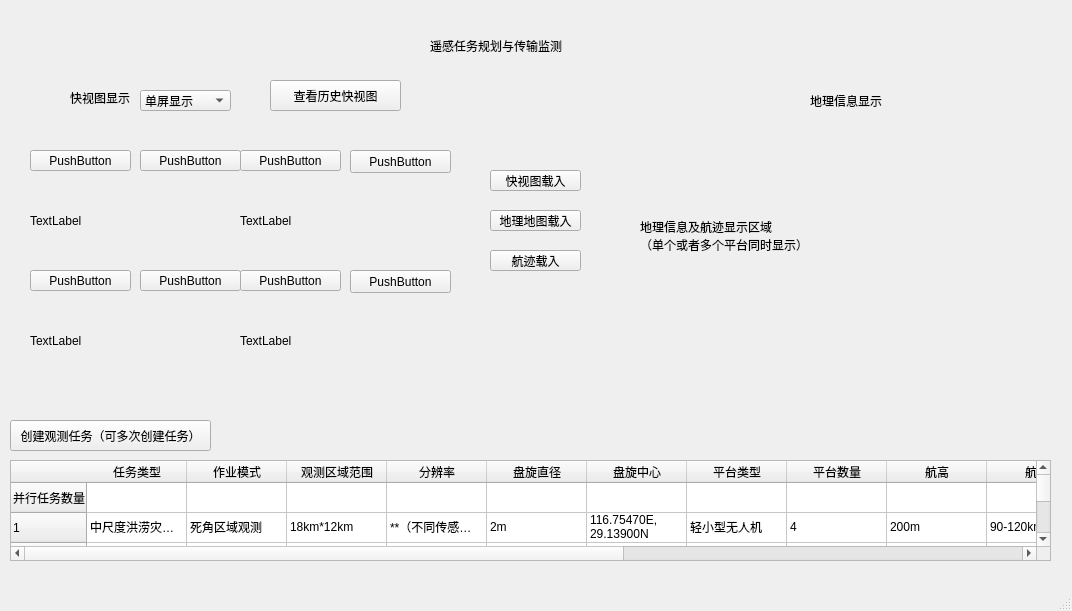
imbi7py/commander, file main_window.ui: the form before one commit.
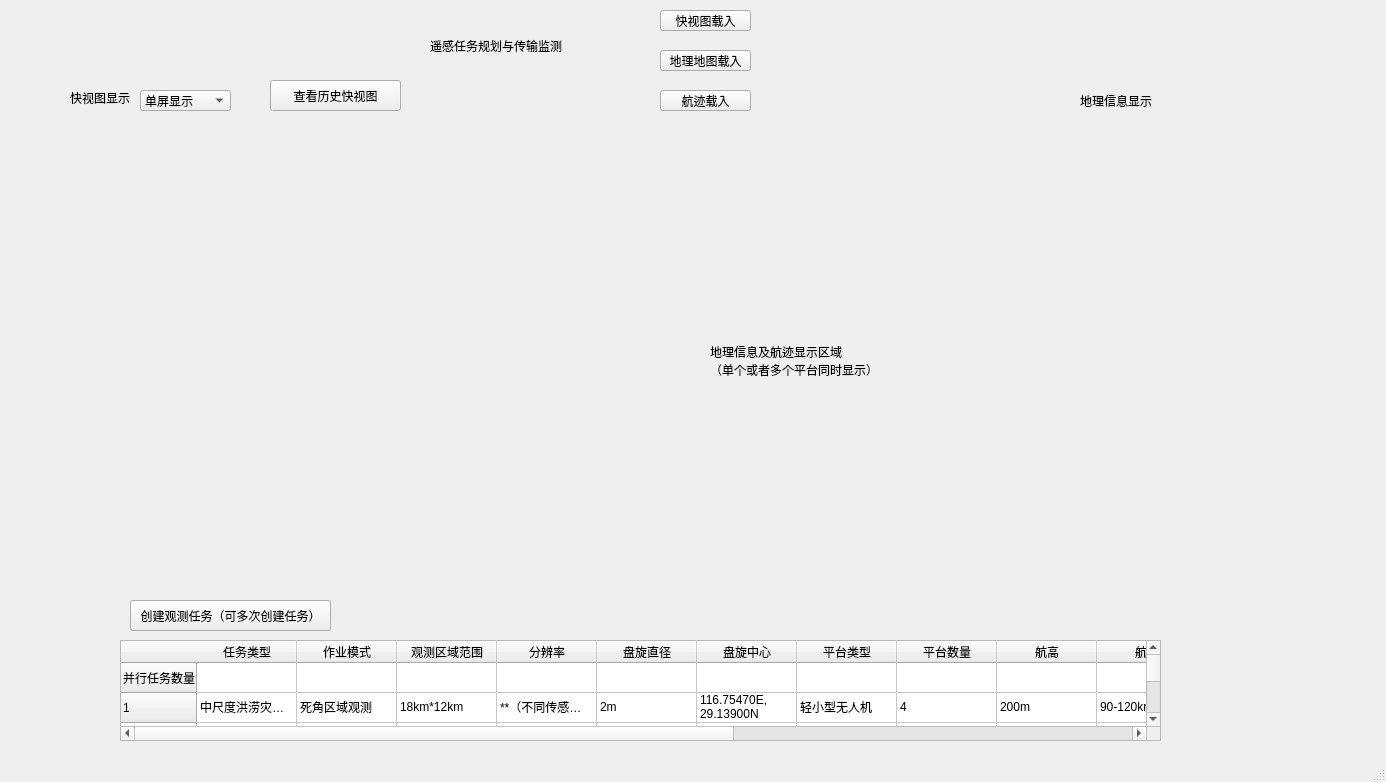
The form after the commit.

Commit message: multi quickviews

```diff
--- a/main_window.ui
+++ b/main_window.ui
@@ -6,8 +6,8 @@
    <rect>
     <x>0</x>
     <y>0</y>
-    <width>1072</width>
-    <height>611</height>
+    <width>1386</width>
+    <height>782</height>
    </rect>
   </property>
   <property name="windowTitle">
@@ -33,8 +33,8 @@
    <widget class="QPushButton" name="pushButton_Loadgeomap">
     <property name="geometry">
      <rect>
-      <x>490</x>
-      <y>210</y>
+      <x>660</x>
+      <y>50</y>
       <width>91</width>
       <height>21</height>
      </rect>
@@ -46,8 +46,8 @@
    <widget class="QPushButton" name="pushButton_Loadtract">
     <property name="geometry">
      <rect>
-      <x>490</x>
-      <y>250</y>
+      <x>660</x>
+      <y>90</y>
       <width>91</width>
       <height>21</height>
      </rect>
@@ -59,8 +59,8 @@
    <widget class="QPushButton" name="pushButton_Loadquickview">
     <property name="geometry">
      <rect>
-      <x>490</x>
-      <y>170</y>
+      <x>660</x>
+      <y>10</y>
       <width>91</width>
       <height>21</height>
      </rect>
@@ -110,7 +110,7 @@
    <widget class="QLabel" name="label_Geoinfor">
     <property name="geometry">
      <rect>
-      <x>810</x>
+      <x>1080</x>
       <y>90</y>
       <width>81</width>
       <height>21</height>
@@ -123,8 +123,8 @@
    <widget class="QPushButton" name="pushButton_Createmission">
     <property name="geometry">
      <rect>
-      <x>10</x>
-      <y>420</y>
+      <x>130</x>
+      <y>600</y>
       <width>201</width>
       <height>31</height>
      </rect>
@@ -136,8 +136,8 @@
    <widget class="QTableWidget" name="tableWidget_Platformcoordinates_2">
     <property name="geometry">
      <rect>
-      <x>10</x>
-      <y>460</y>
+      <x>120</x>
+      <y>640</y>
       <width>1041</width>
       <height>101</height>
      </rect>
@@ -339,10 +339,10 @@
    <widget class="QLabel" name="label_Geoinforarea">
     <property name="geometry">
      <rect>
-      <x>640</x>
+      <x>710</x>
       <y>130</y>
-      <width>421</width>
-      <height>211</height>
+      <width>661</width>
+      <height>461</height>
      </rect>
     </property>
     <property name="text">
@@ -366,198 +366,13 @@
    <widget class="QWidget" name="widget" native="true">
     <property name="geometry">
      <rect>
-      <x>30</x>
-      <y>150</y>
-      <width>211</width>
-      <height>121</height>
+      <x>20</x>
+      <y>130</y>
+      <width>691</width>
+      <height>471</height>
      </rect>
     </property>
-    <widget class="QPushButton" name="pushButton">
-     <property name="geometry">
-      <rect>
-       <x>0</x>
-       <y>0</y>
-       <width>101</width>
-       <height>21</height>
-      </rect>
-     </property>
-     <property name="text">
-      <string>PushButton</string>
-     </property>
-    </widget>
-    <widget class="QLabel" name="label_1">
-     <property name="geometry">
-      <rect>
-       <x>0</x>
-       <y>20</y>
-       <width>211</width>
-       <height>101</height>
-      </rect>
-     </property>
-     <property name="text">
-      <string>TextLabel</string>
-     </property>
-    </widget>
-    <widget class="QPushButton" name="pushButton_5">
-     <property name="geometry">
-      <rect>
-       <x>110</x>
-       <y>0</y>
-       <width>101</width>
-       <height>21</height>
-      </rect>
-     </property>
-     <property name="text">
-      <string>PushButton</string>
-     </property>
-    </widget>
-   </widget>
-   <widget class="QWidget" name="widget_2" native="true">
-    <property name="geometry">
-     <rect>
-      <x>240</x>
-      <y>150</y>
-      <width>211</width>
-      <height>121</height>
-     </rect>
-    </property>
-    <widget class="QPushButton" name="pushButton_2">
-     <property name="geometry">
-      <rect>
-       <x>0</x>
-       <y>0</y>
-       <width>101</width>
-       <height>21</height>
-      </rect>
-     </property>
-     <property name="text">
-      <string>PushButton</string>
-     </property>
-    </widget>
-    <widget class="QLabel" name="label_2">
-     <property name="geometry">
-      <rect>
-       <x>0</x>
-       <y>20</y>
-       <width>211</width>
-       <height>101</height>
-      </rect>
-     </property>
-     <property name="text">
-      <string>TextLabel</string>
-     </property>
-    </widget>
-    <widget class="QPushButton" name="pushButton_6">
-     <property name="geometry">
-      <rect>
-       <x>110</x>
-       <y>0</y>
-       <width>101</width>
-       <height>23</height>
-      </rect>
-     </property>
-     <property name="text">
-      <string>PushButton</string>
-     </property>
-    </widget>
-   </widget>
-   <widget class="QWidget" name="widget_3" native="true">
-    <property name="geometry">
-     <rect>
-      <x>30</x>
-      <y>270</y>
-      <width>211</width>
-      <height>121</height>
-     </rect>
-    </property>
-    <widget class="QPushButton" name="pushButton_3">
-     <property name="geometry">
-      <rect>
-       <x>0</x>
-       <y>0</y>
-       <width>101</width>
-       <height>21</height>
-      </rect>
-     </property>
-     <property name="text">
-      <string>PushButton</string>
-     </property>
-    </widget>
-    <widget class="QLabel" name="label_3">
-     <property name="geometry">
-      <rect>
-       <x>0</x>
-       <y>20</y>
-       <width>211</width>
-       <height>101</height>
-      </rect>
-     </property>
-     <property name="text">
-      <string>TextLabel</string>
-     </property>
-    </widget>
-    <widget class="QPushButton" name="pushButton_8">
-     <property name="geometry">
-      <rect>
-       <x>110</x>
-       <y>0</y>
-       <width>101</width>
-       <height>21</height>
-      </rect>
-     </property>
-     <property name="text">
-      <string>PushButton</string>
-     </property>
-    </widget>
-   </widget>
-   <widget class="QWidget" name="widget_4" native="true">
-    <property name="geometry">
-     <rect>
-      <x>240</x>
-      <y>270</y>
-      <width>211</width>
-      <height>121</height>
-     </rect>
-    </property>
-    <widget class="QPushButton" name="pushButton_4">
-     <property name="geometry">
-      <rect>
-       <x>0</x>
-       <y>0</y>
-       <width>101</width>
-       <height>21</height>
-      </rect>
-     </property>
-     <property name="text">
-      <string>PushButton</string>
-     </property>
-    </widget>
-    <widget class="QLabel" name="label_4">
-     <property name="geometry">
-      <rect>
-       <x>0</x>
-       <y>20</y>
-       <width>211</width>
-       <height>101</height>
-      </rect>
-     </property>
-     <property name="text">
-      <string>TextLabel</string>
-     </property>
-    </widget>
-    <widget class="QPushButton" name="pushButton_7">
-     <property name="geometry">
-      <rect>
-       <x>110</x>
-       <y>0</y>
-       <width>101</width>
-       <height>23</height>
-      </rect>
-     </property>
-     <property name="text">
-      <string>PushButton</string>
-     </property>
-    </widget>
+    <layout class="QGridLayout" name="quickview_layout"/>
    </widget>
    <zorder>tableWidget_Platformcoordinates_2</zorder>
    <zorder>label_MainWindowTitle</zorder>
```
Left out of the diff: 11 changed lines with no effect on the pictures. The commit also changes 5 other files.
